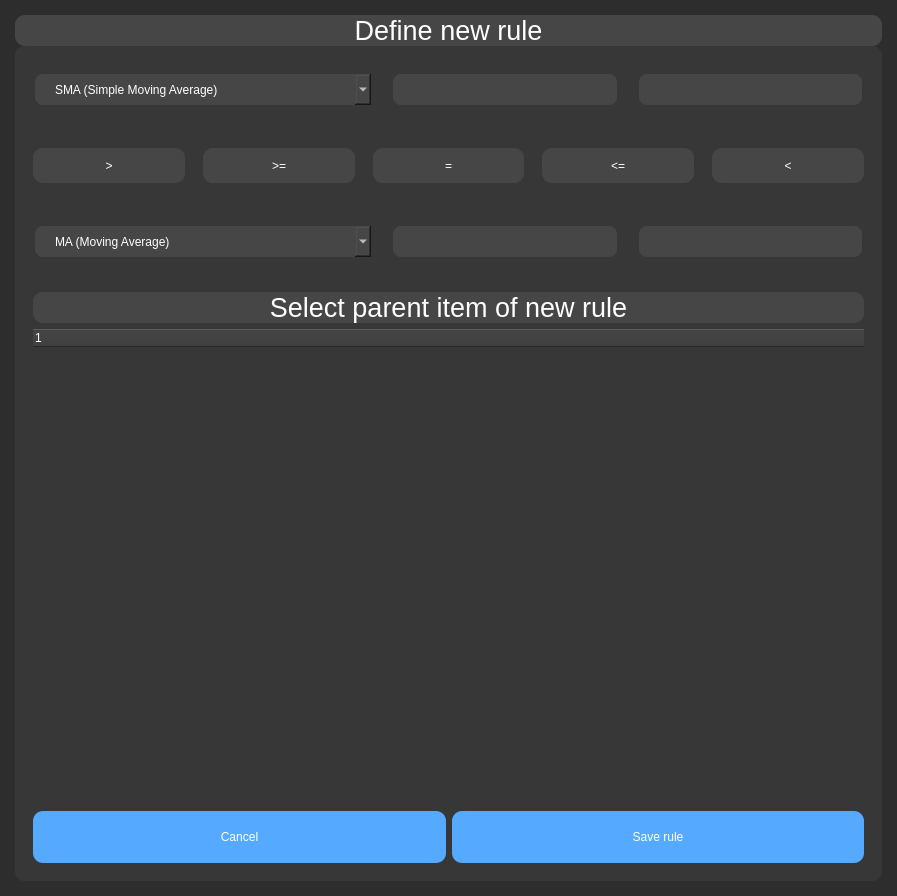
Qt form ui/add_strategy_rule_page.ui (kornelHub/BackTesting-App) before a commit.
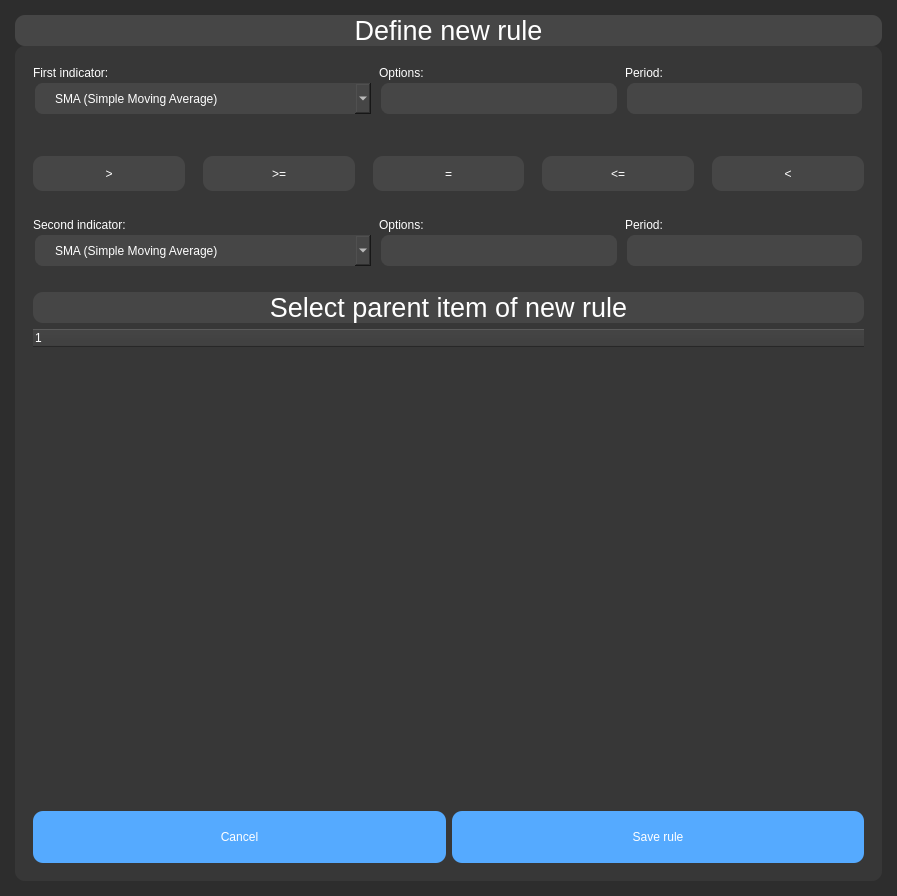
The same form after that commit.

Commit message: autofill indicator options

```diff
--- a/ui/add_strategy_rule_page.ui
+++ b/ui/add_strategy_rule_page.ui
@@ -107,11 +107,11 @@
           <height>70</height>
          </size>
         </property>
-        <layout class="QHBoxLayout" name="horizontalLayout">
-         <property name="spacing">
-          <number>18</number>
+        <layout class="QGridLayout" name="gridLayout">
+         <property name="verticalSpacing">
+          <number>0</number>
          </property>
-         <item>
+         <item row="1" column="0">
           <widget class="QComboBox" name="p3_firstIndicator_comboBox">
            <property name="sizePolicy">
             <sizepolicy hsizetype="Expanding" vsizetype="Preferred">
@@ -119,6 +119,12 @@
              <verstretch>0</verstretch>
             </sizepolicy>
            </property>
+           <property name="minimumSize">
+            <size>
+             <width>0</width>
+             <height>35</height>
+            </size>
+           </property>
            <property name="maximumSize">
             <size>
              <width>16777215</width>
@@ -239,41 +245,7 @@
            </item>
           </widget>
          </item>
-         <item>
-          <widget class="QLineEdit" name="p3_firstIndicatorOptions_lineEdit_1">
-           <property name="sizePolicy">
-            <sizepolicy hsizetype="Expanding" vsizetype="Expanding">
-             <horstretch>0</horstretch>
-             <verstretch>0</verstretch>
-            </sizepolicy>
-           </property>
-           <property name="maximumSize">
-            <size>
-             <width>16777215</width>
-             <height>35</height>
-            </size>
-           </property>
-           <property name="styleSheet">
-            <string notr="true">QLineEdit {
-        font: 10pt &quot;MS Shell Dlg 2&quot;;
-        border-radius: 10px;
-        border: 2px solid rgb(55,55,55);
-        color: rgb(255, 255, 255);
-        padding-left: 20px;
-        padding-right: 20px;
-        background-color: rgb(70,70,70);
-}
-QLineEdit:hover {
-        border: 2px solid rgb(85,85,85);
-}
-QLineEdit:focus{
-        border: 2px solid rgb(85, 170, 255);
-}
-</string>
-           </property>
-          </widget>
-         </item>
-         <item>
+         <item row="1" column="2">
           <widget class="QLineEdit" name="p3_firstIndicatorOptions_lineEdit_2">
            <property name="sizePolicy">
             <sizepolicy hsizetype="Expanding" vsizetype="Fixed">
@@ -281,6 +253,12 @@
              <verstretch>0</verstretch>
             </sizepolicy>
            </property>
+           <property name="minimumSize">
+            <size>
+             <width>0</width>
+             <height>35</height>
+            </size>
+           </property>
            <property name="maximumSize">
             <size>
              <width>16777215</width>
@@ -307,6 +285,94 @@
            </property>
           </widget>
          </item>
+         <item row="1" column="1">
+          <widget class="QLineEdit" name="p3_firstIndicatorOptions_lineEdit_1">
+           <property name="sizePolicy">
+            <sizepolicy hsizetype="Expanding" vsizetype="Expanding">
+             <horstretch>0</horstretch>
+             <verstretch>0</verstretch>
+            </sizepolicy>
+           </property>
+           <property name="minimumSize">
+            <size>
+             <width>0</width>
+             <height>35</height>
+            </size>
+           </property>
+           <property name="maximumSize">
+            <size>
+             <width>16777215</width>
+             <height>35</height>
+            </size>
+           </property>
+           <property name="styleSheet">
+            <string notr="true">QLineEdit {
+        font: 10pt &quot;MS Shell Dlg 2&quot;;
+        border-radius: 10px;
+        border: 2px solid rgb(55,55,55);
+        color: rgb(255, 255, 255);
+        padding-left: 20px;
+        padding-right: 20px;
+        background-color: rgb(70,70,70);
+}
+QLineEdit:hover {
+        border: 2px solid rgb(85,85,85);
+}
+QLineEdit:focus{
+        border: 2px solid rgb(85, 170, 255);
+}
+</string>
+           </property>
+          </widget>
+         </item>
+         <item row="0" column="0">
+          <widget class="QLabel" name="label_3">
+           <property name="styleSheet">
+            <string notr="true">QLabel {
+	font: 10pt &quot;MS Shell Dlg 2&quot;;
+	color: rgb(255,255,255);
+}</string>
+           </property>
+           <property name="text">
+            <string>First indicator:</string>
+           </property>
+           <property name="margin">
+            <number>6</number>
+           </property>
+          </widget>
+         </item>
+         <item row="0" column="1">
+          <widget class="QLabel" name="label_4">
+           <property name="styleSheet">
+            <string notr="true">QLabel {
+	font: 10pt &quot;MS Shell Dlg 2&quot;;
+	color: rgb(255,255,255);
+}</string>
+           </property>
+           <property name="text">
+            <string>Options: </string>
+           </property>
+           <property name="margin">
+            <number>6</number>
+           </property>
+          </widget>
+         </item>
+         <item row="0" column="2">
+          <widget class="QLabel" name="label_5">
+           <property name="styleSheet">
+            <string notr="true">QLabel {
+	font: 10pt &quot;MS Shell Dlg 2&quot;;
+	color: rgb(255,255,255);
+}</string>
+           </property>
+           <property name="text">
+            <string>Period:</string>
+           </property>
+           <property name="margin">
+            <number>6</number>
+           </property>
+          </widget>
+         </item>
         </layout>
        </widget>
       </item>
@@ -344,6 +410,9 @@
          <property name="leftMargin">
           <number>9</number>
          </property>
+         <property name="topMargin">
+          <number>24</number>
+         </property>
          <property name="rightMargin">
           <number>9</number>
          </property>
@@ -492,11 +561,11 @@
           <height>70</height>
          </size>
         </property>
-        <layout class="QHBoxLayout" name="horizontalLayout_2">
-         <property name="spacing">
-          <number>18</number>
+        <layout class="QGridLayout" name="gridLayout_2">
+         <property name="verticalSpacing">
+          <number>0</number>
          </property>
-         <item>
+         <item row="1" column="0">
           <widget class="QComboBox" name="p3_sedondIndicator_comboBox">
            <property name="sizePolicy">
             <sizepolicy hsizetype="Preferred" vsizetype="Expanding">
@@ -504,6 +573,12 @@
              <verstretch>0</verstretch>
             </sizepolicy>
            </property>
+           <property name="minimumSize">
+            <size>
+             <width>0</width>
+             <height>35</height>
+            </size>
+           </property>
            <property name="maximumSize">
             <size>
              <width>16777215</width>
@@ -534,7 +609,7 @@
            </property>
            <item>
             <property name="text">
-             <string>MA (Moving Average)</string>
+             <string>SMA (Simple Moving Average)</string>
             </property>
            </item>
            <item>
@@ -624,7 +699,7 @@
            </item>
           </widget>
          </item>
-         <item>
+         <item row="1" column="1">
           <widget class="QLineEdit" name="p3_secondIndicatorOptions_lineEdit_1">
            <property name="sizePolicy">
             <sizepolicy hsizetype="Expanding" vsizetype="Expanding">
@@ -632,6 +707,12 @@
              <verstretch>0</verstretch>
             </sizepolicy>
            </property>
+           <property name="minimumSize">
+            <size>
+             <width>0</width>
+             <height>35</height>
+            </size>
+           </property>
            <property name="maximumSize">
             <size>
              <width>16777215</width>
@@ -658,7 +739,7 @@
            </property>
           </widget>
          </item>
-         <item>
+         <item row="1" column="2">
           <widget class="QLineEdit" name="p3_secondIndicatorOptions_lineEdit_2">
            <property name="sizePolicy">
             <sizepolicy hsizetype="Expanding" vsizetype="Expanding">
@@ -666,6 +747,12 @@
              <verstretch>0</verstretch>
             </sizepolicy>
            </property>
+           <property name="minimumSize">
+            <size>
+             <width>0</width>
+             <height>35</height>
+            </size>
+           </property>
            <property name="maximumSize">
             <size>
              <width>16777215</width>
@@ -692,6 +779,54 @@
            </property>
           </widget>
          </item>
+         <item row="0" column="0">
+          <widget class="QLabel" name="label_6">
+           <property name="styleSheet">
+            <string notr="true">QLabel {
+	font: 10pt &quot;MS Shell Dlg 2&quot;;
+	color: rgb(255,255,255);
+}</string>
+           </property>
+           <property name="text">
+            <string>Second indicator: </string>
+           </property>
+           <property name="margin">
+            <number>6</number>
+           </property>
+          </widget>
+         </item>
+         <item row="0" column="1">
+          <widget class="QLabel" name="label_7">
+           <property name="styleSheet">
+            <string notr="true">QLabel {
+	font: 10pt &quot;MS Shell Dlg 2&quot;;
+	color: rgb(255,255,255);
+}</string>
+           </property>
+           <property name="text">
+            <string>Options:</string>
+           </property>
+           <property name="margin">
+            <number>6</number>
+           </property>
+          </widget>
+         </item>
+         <item row="0" column="2">
+          <widget class="QLabel" name="label_8">
+           <property name="styleSheet">
+            <string notr="true">QLabel {
+	font: 10pt &quot;MS Shell Dlg 2&quot;;
+	color: rgb(255,255,255);
+}</string>
+           </property>
+           <property name="text">
+            <string>Period:</string>
+           </property>
+           <property name="margin">
+            <number>6</number>
+           </property>
+          </widget>
+         </item>
         </layout>
        </widget>
       </item>
```
Left out of the diff: 4 changed lines with no effect on the pictures. The commit also changes 2 other files.
